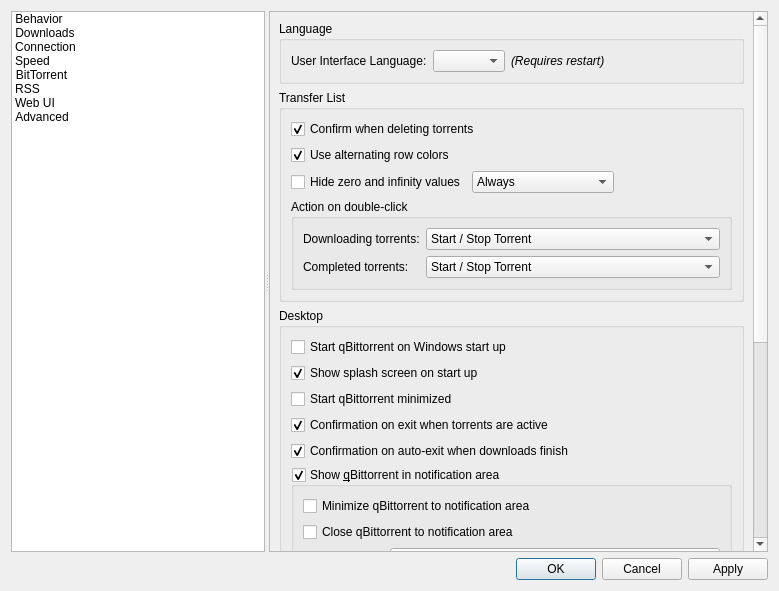
First picture: the form in src/gui/optionsdlg.ui, repository qbittorrent/qBittorrent, before the edit.
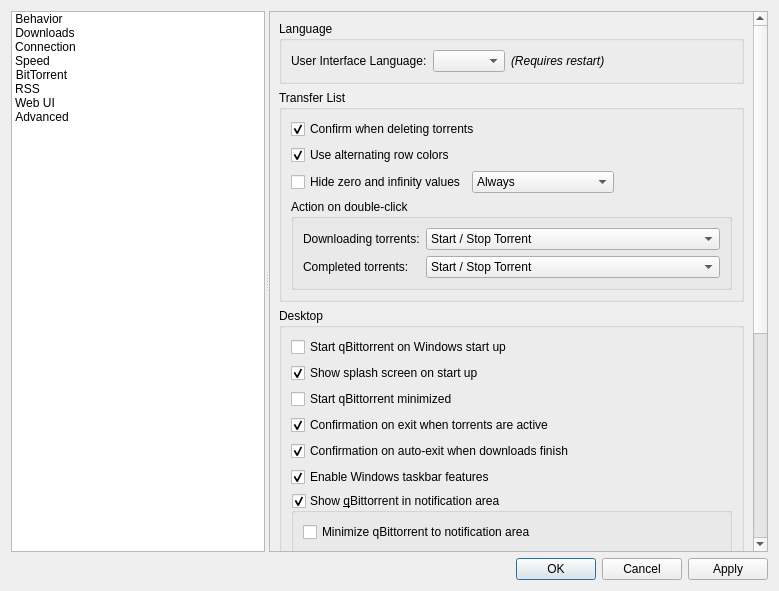
Second picture: the form after the edit. Custom widgets are drawn as their Qt base class.

The edit to the form file:
```diff
--- a/src/gui/optionsdlg.ui
+++ b/src/gui/optionsdlg.ui
@@ -387,6 +387,16 @@
                  </property>
                 </widget>
                </item>
+               <item>
+			   <widget class="QCheckBox" name="checkWindowsTaskbar">
+                 <property name="text">
+                  <string>Enable Windows taskbar features</string>
+                 </property>
+                 <property name="checked">
+                  <bool>true</bool>
+                 </property>
+                </widget>
+               </item>
                <item>
                 <widget class="QGroupBox" name="checkShowSystray">
                  <property name="title">
```
